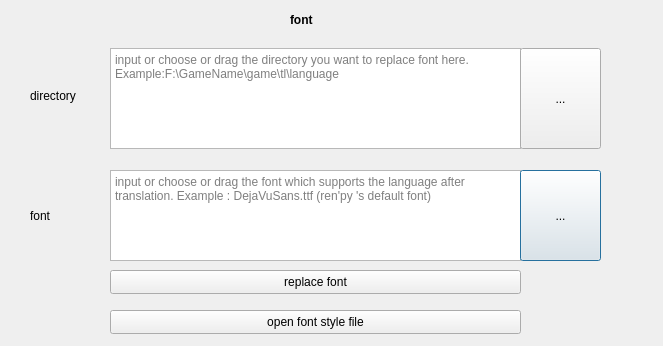
Old version of the form src/font_replace.ui in the repository anonymousException/renpy-translator.
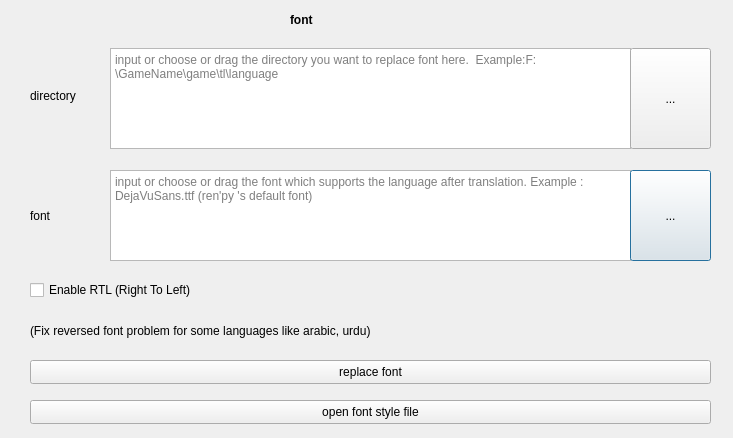
New version of the form.

Commit message:
<fix> fix reversed font problem in some languages like arabic and improve filter for extraction
update version to v2.4.2

What changed in the file:
```diff
--- a/src/font_replace.ui
+++ b/src/font_replace.ui
@@ -6,8 +6,8 @@
    <rect>
     <x>0</x>
     <y>0</y>
-    <width>663</width>
-    <height>346</height>
+    <width>733</width>
+    <height>438</height>
    </rect>
   </property>
   <property name="windowTitle">
@@ -18,8 +18,8 @@
     <rect>
      <x>30</x>
      <y>10</y>
-     <width>600</width>
-     <height>331</height>
+     <width>691</width>
+     <height>421</height>
     </rect>
    </property>
    <property name="minimumSize">
@@ -51,7 +51,7 @@
      <rect>
       <x>80</x>
       <y>160</y>
-      <width>411</width>
+      <width>521</width>
       <height>91</height>
      </rect>
     </property>
@@ -78,7 +78,7 @@
    <widget class="QPushButton" name="selectFontBtn">
     <property name="geometry">
      <rect>
-      <x>490</x>
+      <x>600</x>
       <y>160</y>
       <width>81</width>
       <height>91</height>
@@ -91,9 +91,9 @@
    <widget class="QPushButton" name="replaceFontBtn">
     <property name="geometry">
      <rect>
-      <x>80</x>
-      <y>260</y>
-      <width>411</width>
+      <x>0</x>
+      <y>350</y>
+      <width>681</width>
       <height>24</height>
      </rect>
     </property>
@@ -104,9 +104,9 @@
    <widget class="QPushButton" name="openFontStyleBtn">
     <property name="geometry">
      <rect>
-      <x>80</x>
-      <y>300</y>
-      <width>411</width>
+      <x>0</x>
+      <y>390</y>
+      <width>681</width>
       <height>24</height>
      </rect>
     </property>
@@ -135,7 +135,7 @@
      <rect>
       <x>80</x>
       <y>38</y>
-      <width>411</width>
+      <width>521</width>
       <height>101</height>
      </rect>
     </property>
@@ -146,7 +146,7 @@
    <widget class="QPushButton" name="selectDirBtn_3">
     <property name="geometry">
      <rect>
-      <x>490</x>
+      <x>600</x>
       <y>38</y>
       <width>81</width>
       <height>101</height>
@@ -156,6 +156,41 @@
      <string>...</string>
     </property>
    </widget>
+   <widget class="QCheckBox" name="rtlCheckBox">
+    <property name="geometry">
+     <rect>
+      <x>0</x>
+      <y>270</y>
+      <width>681</width>
+      <height>20</height>
+     </rect>
+    </property>
+    <property name="cursor">
+     <cursorShape>ArrowCursor</cursorShape>
+    </property>
+    <property name="toolTip">
+     <string/>
+    </property>
+    <property name="text">
+     <string>Enable RTL (Right To Left)</string>
+    </property>
+   </widget>
+   <widget class="QLabel" name="label">
+    <property name="geometry">
+     <rect>
+      <x>0</x>
+      <y>290</y>
+      <width>681</width>
+      <height>61</height>
+     </rect>
+    </property>
+    <property name="text">
+     <string>(Fix reversed font problem for some languages like arabic, urdu)</string>
+    </property>
+    <property name="wordWrap">
+     <bool>true</bool>
+    </property>
+   </widget>
   </widget>
  </widget>
  <resources/>
```
The commit also changes 38 other files.
